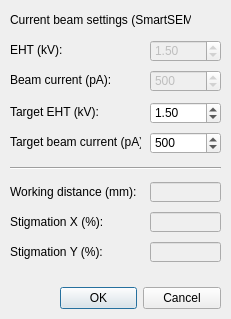
Old version of the form gui/sem_settings_dlg.ui in the repository SBEMimage/SBEMimage.
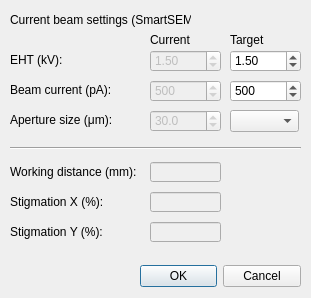
New version of the form.

```diff
--- a/gui/sem_settings_dlg.ui
+++ b/gui/sem_settings_dlg.ui
@@ -9,8 +9,8 @@
    <rect>
     <x>0</x>
     <y>0</y>
-    <width>231</width>
-    <height>319</height>
+    <width>311</width>
+    <height>298</height>
    </rect>
   </property>
   <property name="sizePolicy">
@@ -28,8 +28,8 @@
   <widget class="QDialogButtonBox" name="buttonBox">
    <property name="geometry">
     <rect>
-     <x>60</x>
-     <y>282</y>
+     <x>140</x>
+     <y>260</y>
      <width>161</width>
      <height>32</height>
     </rect>
@@ -47,8 +47,8 @@
   <widget class="QDoubleSpinBox" name="doubleSpinBox_EHT">
    <property name="geometry">
     <rect>
-     <x>150</x>
-     <y>102</y>
+     <x>230</x>
+     <y>50</y>
      <width>71</width>
      <height>22</height>
     </rect>
@@ -69,21 +69,21 @@
   <widget class="QLabel" name="label_14">
    <property name="geometry">
     <rect>
-     <x>10</x>
-     <y>132</y>
-     <width>131</width>
+     <x>230</x>
+     <y>30</y>
+     <width>41</width>
      <height>20</height>
     </rect>
    </property>
    <property name="text">
-    <string>Target beam current (pA):</string>
+    <string>Target</string>
    </property>
   </widget>
   <widget class="QSpinBox" name="spinBox_beamCurrent">
    <property name="geometry">
     <rect>
-     <x>150</x>
-     <y>132</y>
+     <x>230</x>
+     <y>80</y>
      <width>71</width>
      <height>22</height>
     </rect>
@@ -104,21 +104,21 @@
   <widget class="QLabel" name="label">
    <property name="geometry">
     <rect>
-     <x>10</x>
-     <y>102</y>
-     <width>111</width>
+     <x>150</x>
+     <y>30</y>
+     <width>41</width>
      <height>20</height>
     </rect>
    </property>
    <property name="text">
-    <string>Target EHT (kV):</string>
+    <string>Current</string>
    </property>
   </widget>
   <widget class="QLabel" name="label_csy">
    <property name="geometry">
     <rect>
      <x>10</x>
-     <y>242</y>
+     <y>222</y>
      <width>131</width>
      <height>20</height>
     </rect>
@@ -134,7 +134,7 @@
    <property name="geometry">
     <rect>
      <x>150</x>
-     <y>182</y>
+     <y>162</y>
      <width>71</width>
      <height>20</height>
     </rect>
@@ -147,7 +147,7 @@
    <property name="geometry">
     <rect>
      <x>150</x>
-     <y>212</y>
+     <y>192</y>
      <width>71</width>
      <height>20</height>
     </rect>
@@ -157,7 +157,7 @@
    <property name="geometry">
     <rect>
      <x>10</x>
-     <y>212</y>
+     <y>192</y>
      <width>131</width>
      <height>20</height>
     </rect>
@@ -170,7 +170,7 @@
    <property name="geometry">
     <rect>
      <x>10</x>
-     <y>182</y>
+     <y>162</y>
      <width>151</width>
      <height>20</height>
     </rect>
@@ -186,7 +186,7 @@
    <property name="geometry">
     <rect>
      <x>150</x>
-     <y>242</y>
+     <y>222</y>
      <width>71</width>
      <height>20</height>
     </rect>
@@ -196,8 +196,8 @@
    <property name="geometry">
     <rect>
      <x>10</x>
-     <y>160</y>
-     <width>211</width>
+     <y>140</y>
+     <width>291</width>
      <height>16</height>
     </rect>
    </property>
@@ -222,7 +222,7 @@
    <property name="geometry">
     <rect>
      <x>10</x>
-     <y>40</y>
+     <y>50</y>
      <width>81</width>
      <height>20</height>
     </rect>
@@ -241,7 +241,7 @@
    <property name="geometry">
     <rect>
      <x>10</x>
-     <y>70</y>
+     <y>80</y>
      <width>131</width>
      <height>20</height>
     </rect>
@@ -263,7 +263,7 @@
    <property name="geometry">
     <rect>
      <x>150</x>
-     <y>40</y>
+     <y>50</y>
      <width>71</width>
      <height>22</height>
     </rect>
@@ -288,7 +288,7 @@
    <property name="geometry">
     <rect>
      <x>150</x>
-     <y>70</y>
+     <y>80</y>
      <width>71</width>
      <height>22</height>
     </rect>
@@ -306,6 +306,60 @@
     <number>500</number>
    </property>
   </widget>
+  <widget class="QLabel" name="label_5">
+   <property name="geometry">
+    <rect>
+     <x>10</x>
+     <y>110</y>
+     <width>131</width>
+     <height>20</height>
+    </rect>
+   </property>
+   <property name="font">
+    <font>
+     <weight>50</weight>
+     <bold>false</bold>
+    </font>
+   </property>
+   <property name="text">
+    <string>Aperture size (μm):</string>
+   </property>
+  </widget>
+  <widget class="QComboBox" name="comboBox_beamSize">
+   <property name="geometry">
+    <rect>
+     <x>230</x>
+     <y>110</y>
+     <width>69</width>
+     <height>22</height>
+    </rect>
+   </property>
+  </widget>
+  <widget class="QDoubleSpinBox" name="spinBox_actualBeamSize">
+   <property name="enabled">
+    <bool>false</bool>
+   </property>
+   <property name="geometry">
+    <rect>
+     <x>150</x>
+     <y>110</y>
+     <width>71</width>
+     <height>22</height>
+    </rect>
+   </property>
+   <property name="decimals">
+    <number>1</number>
+   </property>
+   <property name="maximum">
+    <double>1000.000000000000000</double>
+   </property>
+   <property name="singleStep">
+    <double>10.000000000000000</double>
+   </property>
+   <property name="value">
+    <double>30.000000000000000</double>
+   </property>
+  </widget>
  </widget>
  <resources/>
  <connections>
```
Left out of the diff: 4 changed lines with no effect on the pictures.
